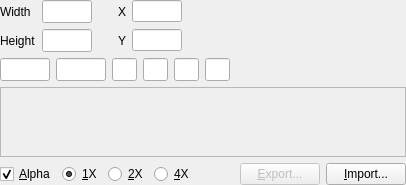
The window that src/bitmap/bitmapresource.ui (dstien/stressed) describes before a commit, drawn with Qt 5.
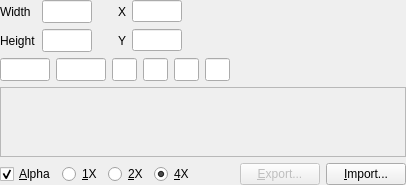
The same window after the commit.

Commit message: Transposed bitmap works

```diff
--- a/src/bitmap/bitmapresource.ui
+++ b/src/bitmap/bitmapresource.ui
@@ -297,9 +297,6 @@
        <property name="text">
         <string>&amp;1X</string>
        </property>
-       <property name="checked">
-        <bool>true</bool>
-       </property>
       </widget>
      </item>
      <item>
@@ -314,6 +311,9 @@
        <property name="text">
         <string>&amp;4X</string>
        </property>
+       <property name="checked">
+        <bool>true</bool>
+       </property>
       </widget>
      </item>
      <item>
```
The commit also changes 2 other files.
